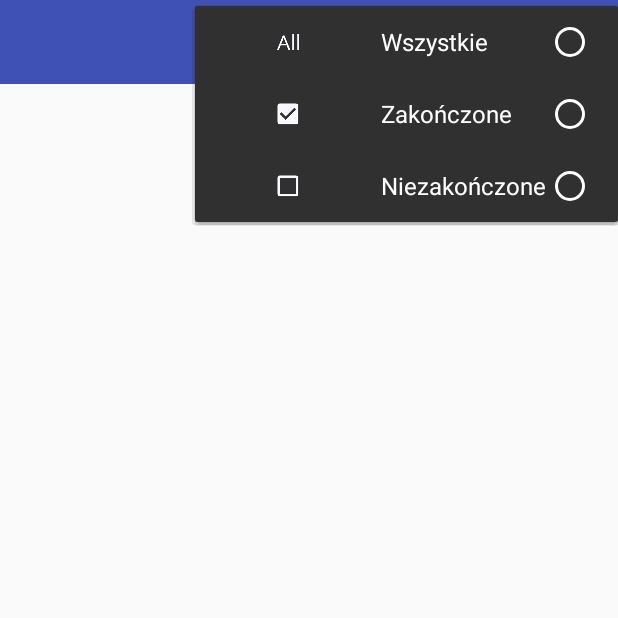
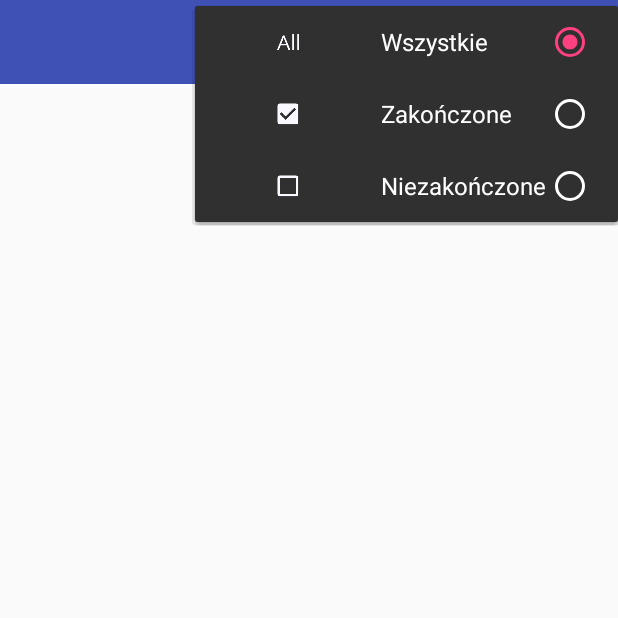
Before and after one commit to SebaPaciorek/RecruitApp, an Android app: the screen it shows after launch (MainActivity), after a tap on "Menu", on a phone screen of 412 x 824 dp, the top half of it. Run offline under Robolectric (Android 15) with nearby library versions, the phone set to English and light mode, and no system bars; libraries missing offline, so code that uses them is left out: io.realm; 2 statements that could not run were skipped.

Commit message:
implemented filtering todos by all, finished, unfinished

```diff
--- a/app/src/main/java/recruit/recruitapp/contract/todos/TodoListInterface.java
+++ b/app/src/main/java/recruit/recruitapp/contract/todos/TodoListInterface.java
@@ -20,9 +20,15 @@ public interface TodoListInterface {
 
         void showToast(String message);
 
+        void showMessageRecyclerViewEmpty(boolean isEmpty);
+
         void setFirstLaunchSharedPreferences(String firstLaunch);
 
-        void showTodosFirstLaunch(List<Todo> todoList);
+        void showAllTodos();
+
+        void showFinishedTodos();
+
+        void showUnfinishedTodos();
     }
 
     interface Presenter {
@@ -37,5 +43,11 @@ public interface TodoListInterface {
         void editTodo(int userId, int id, int position, String title);
 
         void updateTodoCompleted(int userId, int id, boolean completed);
+
+        List<Todo> getAll();
+
+        List<Todo> getFinished();
+
+        List<Todo> getUnfinished();
     }
 }
--- a/app/src/main/java/recruit/recruitapp/view/MainActivity.java
+++ b/app/src/main/java/recruit/recruitapp/view/MainActivity.java
@@ -5,7 +5,10 @@ import android.support.v4.app.FragmentTransaction;
 import android.support.v7.app.AppCompatActivity;
 import android.os.Bundle;
 import android.support.v7.widget.Toolbar;
+import android.util.Log;
 import android.view.Menu;
+import android.view.MenuItem;
+import android.view.View;
 import android.widget.Button;
 
 import recruit.recruitapp.R;
@@ -31,13 +34,38 @@ public class MainActivity extends AppCompatActivity {
         FragmentTransaction fragmentTransaction = fragmentManager.beginTransaction();
 
         fragmentTransaction.replace(R.id.todoFragmentContainer, todoFragment).commit();
+
     }
 
     @Override
     public boolean onCreateOptionsMenu(Menu menu) {
         // Inflate the menu; this adds items to the action bar if it is present.
         getMenuInflater().inflate(R.menu.app_toolbar_navigation, menu);
+
         return true;
+    }
+
+    @Override
+    public boolean onOptionsItemSelected(MenuItem item) {
+
+        switch (item.getItemId()) {
+            case R.id.filter_all:
+                item.setChecked(true);
+                TodoFragment.getInstance().showAllTodos();
+                return true;
+
+            case R.id.filter_finished:
+                item.setChecked(true);
+                TodoFragment.getInstance().showFinishedTodos();
+                return true;
+
+            case R.id.filter_unfinished:
+                item.setChecked(true);
+                TodoFragment.getInstance().showUnfinishedTodos();
+                return true;
+            default:
+                return super.onOptionsItemSelected(item);
+        }
     }
 
     public static MainActivity getInstance() {
--- a/app/src/main/res/layout/activity_main.xml
+++ b/app/src/main/res/layout/activity_main.xml
@@ -1,8 +1,8 @@
 <?xml version="1.0" encoding="utf-8"?>
-<android.support.design.widget.CoordinatorLayout xmlns:tools="http://schemas.android.com/tools"
+<android.support.design.widget.CoordinatorLayout xmlns:android="http://schemas.android.com/apk/res/android"
+    xmlns:app="http://schemas.android.com/apk/res-auto"
+    xmlns:tools="http://schemas.android.com/tools"
     android:id="@+id/mainActivityCoordinatorLayout"
-    xmlns:android="http://schemas.android.com/apk/res/android"
-    xmlns:app="http://schemas.android.com/apk/res-auto"
     android:layout_width="match_parent"
     android:layout_height="match_parent">
 
--- a/app/src/main/res/layout/fragment_todo.xml
+++ b/app/src/main/res/layout/fragment_todo.xml
@@ -19,5 +19,19 @@
         app:layout_constraintStart_toStartOf="parent"
         app:layout_constraintTop_toTopOf="parent" />
 
+    <TextView
+        android:id="@+id/emptyRecyclerViewTextView"
+        android:layout_width="wrap_content"
+        android:layout_height="wrap_content"
+        android:layout_marginStart="15dp"
+        android:layout_marginTop="8dp"
+        android:layout_marginEnd="8dp"
+        android:text="@string/title_recycler_view_empty"
+        android:textSize="18sp"
+        android:visibility="gone"
+        app:layout_constraintEnd_toEndOf="parent"
+        app:layout_constraintStart_toStartOf="parent"
+        app:layout_constraintTop_toTopOf="@+id/todoRecyclerView" />
+
 
 </android.support.constraint.ConstraintLayout>
--- a/app/src/main/res/menu/app_toolbar_navigation.xml
+++ b/app/src/main/res/menu/app_toolbar_navigation.xml
@@ -13,7 +13,8 @@
                 <item
                     android:id="@+id/filter_all"
                     android:icon="@mipmap/ic_filter_all_foreground"
-                    android:title="@string/title_filter_all" />
+                    android:title="@string/title_filter_all"
+                    android:checked="true"/>
 
                 <item
                     android:id="@+id/filter_finished"
--- a/app/src/main/res/values/strings.xml
+++ b/app/src/main/res/values/strings.xml
@@ -3,6 +3,8 @@
     <string name="userId_text_view">1</string>
     <string name="id_text_view">1</string>
     <string name="title_text_view">title</string>
+    <string name="title_recycler_view_empty">Lista jest pusta</string>
+    <string name="title_get_todos_api_error">Wystąpił nieoczekiwany błąd podczas pobierania danych. Sprawdź połączenie z Internetem.</string>
     <string name="title_button_new_todo">Nowy</string>
     <string name="first_launch_shared_preferences">true</string>
     <string name="alert_dialog_remove">Czy na pewno usunąć?</string>
```
Also changed, not shown: app/src/main/java/recruit/recruitapp/presenter/todos/TodoPresenter.java (+90 -4 lines), app/src/main/java/recruit/recruitapp/view/todos/TodoFragment.java (+75 -9 lines). Lines whose indentation alone changed are shown as unchanged.
